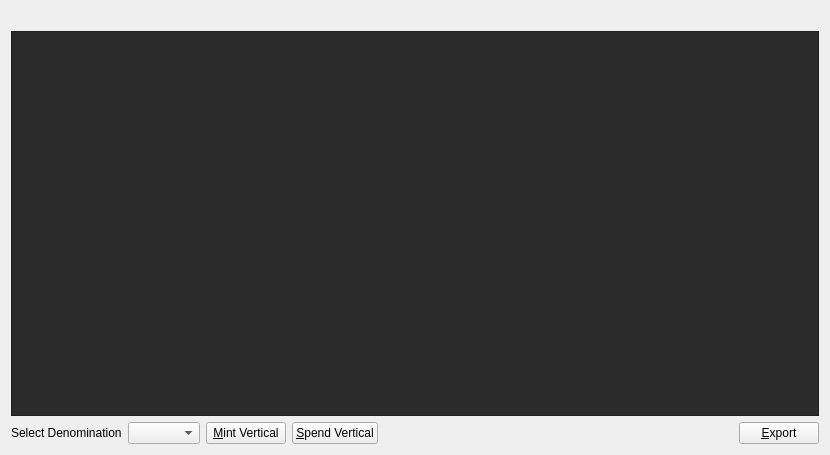
First picture: the form in src/qt/forms/zerocoinpage.ui, repository verticalcoin/verticalcoin, before the edit.
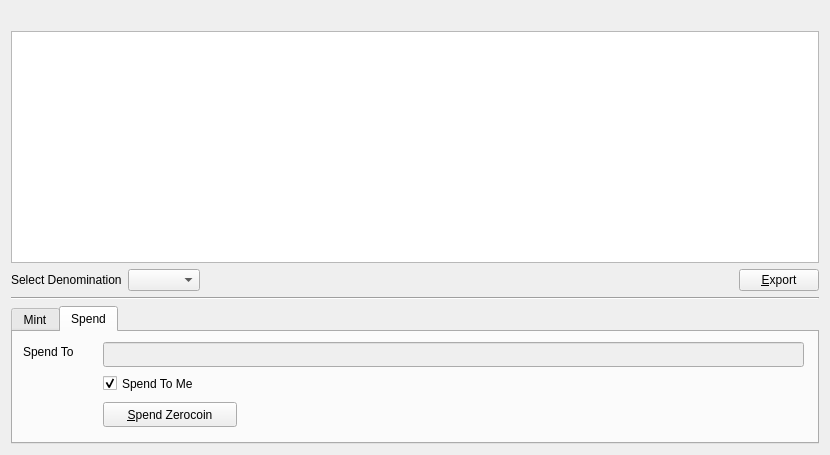
Second picture: the form after the edit. Icons and pictures are not drawn.

```diff
--- a/src/qt/forms/zerocoinpage.ui
+++ b/src/qt/forms/zerocoinpage.ui
@@ -23,9 +23,6 @@
    </item>
    <item>
     <widget class="QTableView" name="tableView">
-	<property name="styleSheet">
-        <string notr="true">QTableView { background-color: #2b2b2b; }</string>
-	</property>	
      <property name="contextMenuPolicy">
       <enum>Qt::CustomContextMenu</enum>
      </property>
@@ -65,41 +62,7 @@
       <widget class="QComboBox" name="zerocoinAmount"/>
      </item>
      <item>
-      <widget class="QPushButton" name="zerocoinMintButton">
-       <property name="toolTip">
-        <string>Mint Vertical</string>
-       </property>
-       <property name="text">
-        <string>&amp;Mint Vertical</string>
-       </property>
-       <property name="icon">
-        <iconset>
-         <normaloff>../res/icons/add.png</normaloff>../res/icons/add.png</iconset>
-       </property>
-       <property name="autoDefault">
-        <bool>false</bool>
-       </property>
-      </widget>
-     </item>
-     <item>
-      <widget class="QPushButton" name="zerocoinSpendButton">
-       <property name="toolTip">
-        <string>Spend Vertical</string>
-       </property>
-       <property name="text">
-        <string>&amp;Spend Vertical</string>
-       </property>
-       <property name="icon">
-        <iconset>
-         <normaloff>../res/icons/edit.png</normaloff>../res/icons/edit.png</iconset>
-       </property>
-       <property name="autoDefault">
-        <bool>false</bool>
-       </property>
-      </widget>
-     </item>
-     <item>
-      <spacer name="horizontalSpacer">
+            <spacer name="horizontalSpacer_2">
        <property name="orientation">
         <enum>Qt::Horizontal</enum>
        </property>
@@ -130,6 +93,154 @@
      </item>
     </layout>
    </item>
+      <item>
+        <widget class="Line" name="line_2">
+          <property name="orientation">
+            <enum>Qt::Horizontal</enum>
+          </property>
+        </widget>
+      </item>
+      <item>
+        <layout class="QHBoxLayout" name="horizontalLayout" stretch="0">
+          <item>
+            <widget class="QTabWidget" name="tabWidget">
+              <property name="sizePolicy">
+                <sizepolicy hsizetype="Expanding" vsizetype="Fixed">
+                  <horstretch>0</horstretch>
+                  <verstretch>0</verstretch>
+                </sizepolicy>
+              </property>
+              <property name="minimumSize">
+                <size>
+                  <width>0</width>
+                  <height>138</height>
+                </size>
+              </property>
+              <property name="maximumSize">
+                <size>
+                  <width>16777215</width>
+                  <height>200</height>
+                </size>
+              </property>
+              <property name="currentIndex">
+                <number>1</number>
+              </property>
+              <widget class="QWidget" name="tab">
+                <attribute name="title">
+                  <string>Mint</string>
+                </attribute>
+                <widget class="QPushButton" name="zerocoinMintButton">
+                  <property name="geometry">
+                    <rect>
+                      <x>10</x>
+                      <y>10</y>
+                      <width>123</width>
+                      <height>25</height>
+                    </rect>
+                  </property>
+                  <property name="toolTip">
+                    <string>Mint Zerocoin</string>
+                  </property>
+                  <property name="text">
+                    <string>&amp;Mint Zerocoin</string>
+                  </property>
+                  <property name="icon">
+                    <iconset>
+                      <normaloff>../res/icons/add.png</normaloff>../res/icons/add.png
+                    </iconset>
+                  </property>
+                  <property name="autoDefault">
+                    <bool>false</bool>
+                  </property>
+                </widget>
+              </widget>
+              <widget class="QWidget" name="tab_2">
+                <attribute name="title">
+                  <string>Spend</string>
+                </attribute>
+                <widget class="QLabel" name="label">
+                  <property name="geometry">
+                    <rect>
+                      <x>10</x>
+                      <y>10</y>
+                      <width>812</width>
+                      <height>20</height>
+                    </rect>
+                  </property>
+                  <property name="text">
+                    <string>Spend To</string>
+                  </property>
+                </widget>
+                <widget class="QPushButton" name="zerocoinSpendButton">
+                  <property name="geometry">
+                    <rect>
+                      <x>90</x>
+                      <y>70</y>
+                      <width>134</width>
+                      <height>25</height>
+                    </rect>
+                  </property>
+                  <property name="toolTip">
+                    <string>Spend Zerocoin</string>
+                  </property>
+                  <property name="text">
+                    <string>&amp;Spend Zerocoin</string>
+                  </property>
+                  <property name="icon">
+                    <iconset>
+                      <normaloff>../res/icons/edit.png</normaloff>../res/icons/edit.png
+                    </iconset>
+                  </property>
+                  <property name="autoDefault">
+                    <bool>false</bool>
+                  </property>
+                </widget>
+                <widget class="QLineEdit" name="spendToThirdPartyAddress">
+                  <property name="enabled">
+                    <bool>false</bool>
+                  </property>
+                  <property name="geometry">
+                    <rect>
+                      <x>90</x>
+                      <y>10</y>
+                      <width>701</width>
+                      <height>25</height>
+                    </rect>
+                  </property>
+                  <property name="sizePolicy">
+                    <sizepolicy hsizetype="Maximum" vsizetype="Fixed">
+                      <horstretch>0</horstretch>
+                      <verstretch>0</verstretch>
+                    </sizepolicy>
+                  </property>
+                  <property name="maximumSize">
+                    <size>
+                      <width>16777215</width>
+                      <height>16777215</height>
+                    </size>
+                  </property>
+                </widget>
+                <widget class="QCheckBox" name="zerocoinSpendToMeCheckBox">
+                  <property name="geometry">
+                    <rect>
+                      <x>90</x>
+                      <y>40</y>
+                      <width>810</width>
+                      <height>23</height>
+                    </rect>
+                  </property>
+                  <property name="text">
+                    <string>Spend To Me</string>
+                  </property>
+                  <property name="checked">
+                    <bool>true</bool>
+                  </property>
+                </widget>
+              </widget>
+            </widget>
+          </item>
+        </layout>
+      </item>
   </layout>
  </widget>
  <resources/>
```
Left out of the diff: 3 changed lines with no effect on the pictures. Lines whose indentation alone changed are shown as unchanged.
